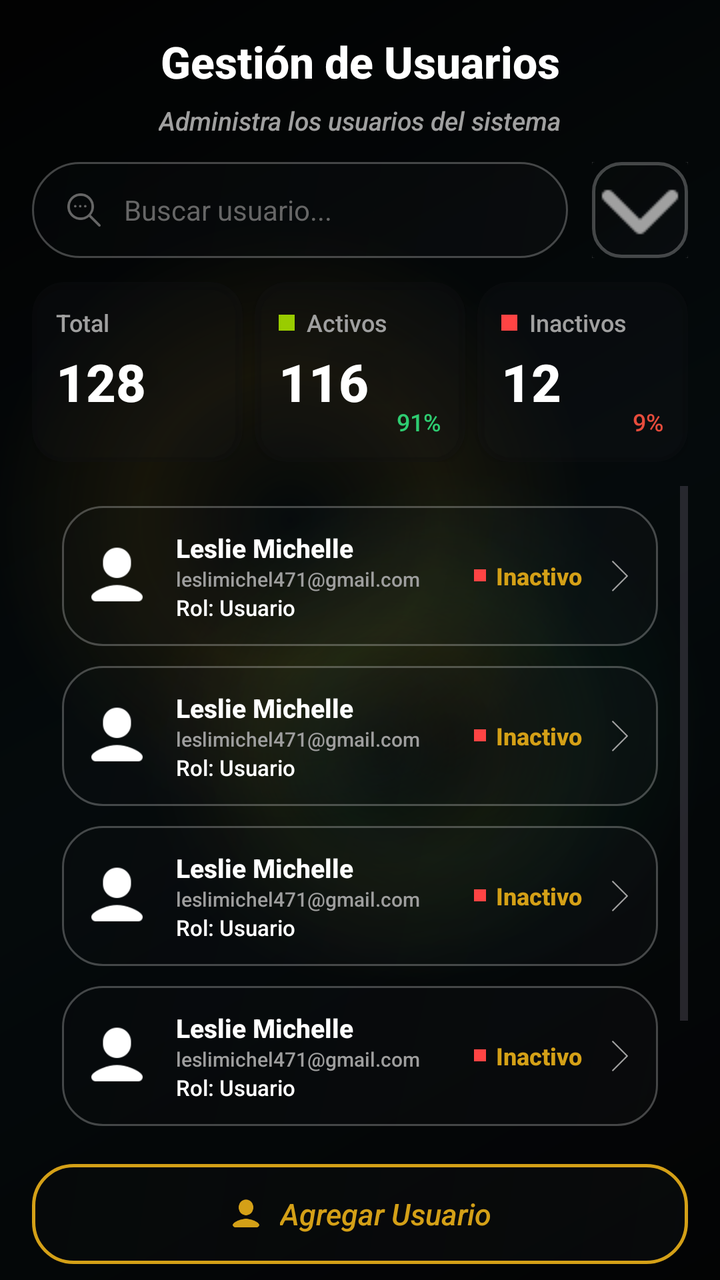
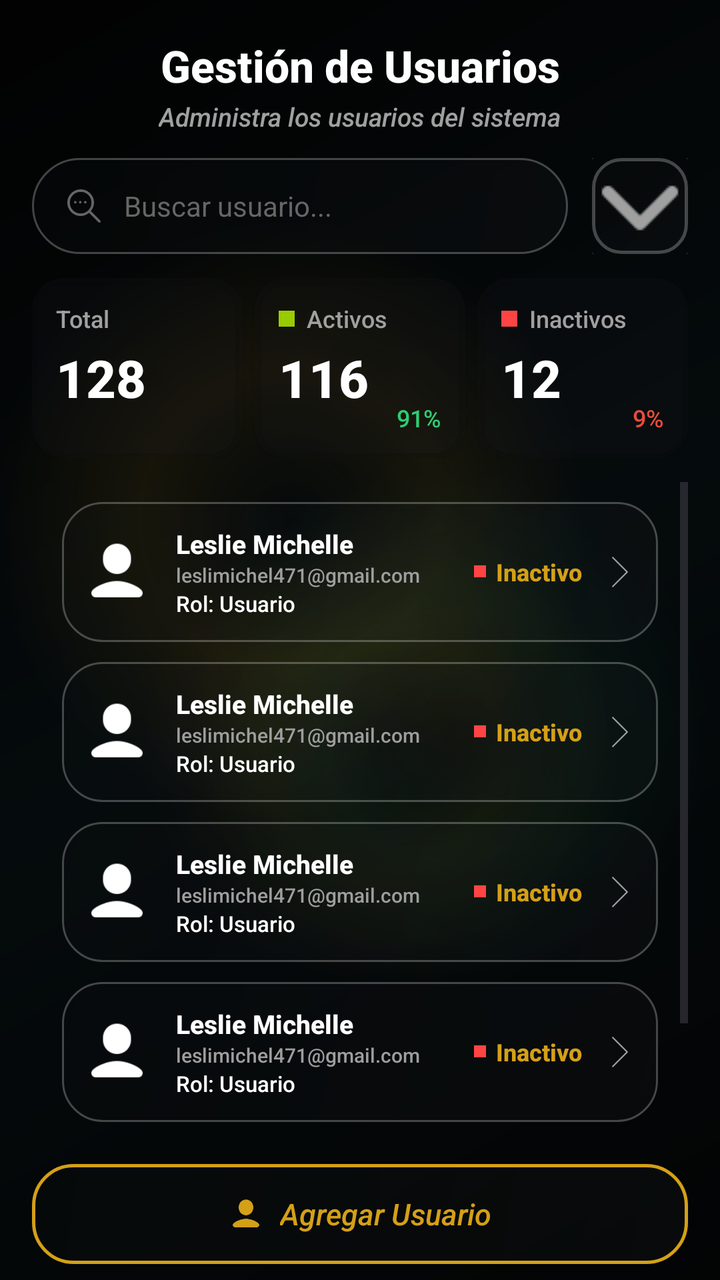

Screens rendered from an Android XML layout before and after an edit, with the pre-edit source and the edit as a unified diff.
<!-- AndroidManifest.xml: application theme Theme.AppKaaxPark -->
<!-- res/layout/activity_gestion_usuarios.xml -->
<?xml version="1.0" encoding="utf-8"?>
<androidx.constraintlayout.widget.ConstraintLayout
    xmlns:android="http://schemas.android.com/apk/res/android"
    xmlns:app="http://schemas.android.com/apk/res-auto"
    xmlns:tools="http://schemas.android.com/tools"
    android:layout_width="match_parent"
    android:layout_height="match_parent"
    android:paddingHorizontal="16dp"
    android:paddingTop="4dp"
    tools:context=".Admin.GestionUsuarios"
    android:background="@drawable/bg_screen_glass">

    <TextView
        android:id="@+id/lblTituloGestion"
        android:layout_width="wrap_content"
        android:layout_height="wrap_content"
        android:layout_marginTop="12dp"
        android:text="Gestión de Usuarios"
        android:textColor="#FFFFFF"
        android:textSize="22sp"
        android:textStyle="bold"
        app:layout_constraintEnd_toEndOf="parent"
        app:layout_constraintStart_toStartOf="parent"
        app:layout_constraintTop_toTopOf="parent" />

    <TextView
        android:id="@+id/lblSubtituloGestion"
        android:layout_width="wrap_content"
        android:layout_height="wrap_content"
        android:layout_marginTop="6dp"
        android:text="Administra los usuarios del sistema"
        android:textColor="#A0A0A0"
        android:textSize="13sp"
        android:textStyle="italic"
        app:layout_constraintEnd_toEndOf="parent"
        app:layout_constraintStart_toStartOf="parent"
        app:layout_constraintTop_toBottomOf="@id/lblTituloGestion" />

    <LinearLayout
        android:id="@+id/layoutBuscador"
        android:layout_width="0dp"
        android:layout_height="48dp"
        android:layout_marginTop="12dp"
        android:layout_marginEnd="12dp"
        android:background="@drawable/bg_buscador"
        android:gravity="center_vertical"
        android:orientation="horizontal"
        android:paddingHorizontal="16dp"
        app:layout_constraintEnd_toStartOf="@id/btnFiltro"
        app:layout_constraintStart_toStartOf="parent"
        app:layout_constraintTop_toBottomOf="@id/lblSubtituloGestion">

        <ImageView
            android:layout_width="20dp"
            android:layout_height="20dp"
            android:src="@drawable/icon_buscar"
            app:tint="#666666" />

        <EditText
            android:id="@+id/txtBuscarUsuario"
            android:layout_width="match_parent"
            android:layout_height="match_parent"
            android:layout_marginStart="10dp"
            android:background="@android:color/transparent"
            android:hint="Buscar usuario..."
            android:inputType="text"
            android:textColor="#FFFFFF"
            android:textColorHint="#666666"
            android:textSize="14sp"
            tools:ignore="Autofill" />
    </LinearLayout>

    <ImageButton
        android:id="@+id/btnFiltro"
        android:layout_width="48dp"
        android:layout_height="48dp"
        android:background="@drawable/bg_filtro_cuadrado"
        android:src="@drawable/icon_filtro"
        app:layout_constraintBottom_toBottomOf="@id/layoutBuscador"
        app:layout_constraintEnd_toEndOf="parent"
        app:layout_constraintTop_toTopOf="@id/layoutBuscador"
        app:tint="#A0A0A0"
        tools:ignore="ContentDescription" />

    <LinearLayout
        android:id="@+id/layoutContadores"
        android:layout_width="match_parent"
        android:layout_height="90dp"
        android:layout_marginTop="12dp"
        android:orientation="horizontal"
        app:layout_constraintTop_toBottomOf="@id/layoutBuscador">

        <androidx.cardview.widget.CardView
            android:layout_width="0dp"
            android:layout_height="match_parent"
            android:layout_weight="1"
            android:layout_marginEnd="4dp"
            app:cardBackgroundColor="@color/glass_surface"
            app:cardCornerRadius="16dp">
            <LinearLayout
                android:layout_width="match_parent"
                android:layout_height="match_parent"
                android:orientation="vertical"
                android:padding="12dp">
                <TextView
                    android:layout_width="wrap_content"
                    android:layout_height="wrap_content"
                    android:text="Total"
                    android:textColor="#A0A0A0"
                    android:textSize="12sp" />
                <TextView
                    android:id="@+id/lblTotalUsuarios"
                    android:layout_width="wrap_content"
                    android:layout_height="wrap_content"
                    android:layout_marginTop="4dp"
                    android:text="128"
                    android:textColor="#FFFFFF"
                    android:textSize="26sp"
                    android:textStyle="bold" />
            </LinearLayout>
        </androidx.cardview.widget.CardView>

        <androidx.cardview.widget.CardView
            android:layout_width="0dp"
            android:layout_height="match_parent"
            android:layout_weight="1"
            android:layout_marginHorizontal="2dp"
            app:cardBackgroundColor="@color/glass_surface"
            app:cardCornerRadius="16dp">
            <androidx.constraintlayout.widget.ConstraintLayout
                android:layout_width="match_parent"
                android:layout_height="match_parent"
                android:padding="12dp">

                <View
                    android:id="@+id/dotActivo"
                    android:layout_width="8dp"
                    android:layout_height="8dp"
                    android:background="@android:color/holo_green_light"
                    app:layout_constraintStart_toStartOf="parent"
                    app:layout_constraintTop_toTopOf="@id/tagActivos"
                    app:layout_constraintBottom_toBottomOf="@id/tagActivos"/>

                <TextView
                    android:id="@+id/tagActivos"
                    android:layout_width="wrap_content"
                    android:layout_height="wrap_content"
                    android:layout_marginStart="6dp"
                    android:text="Activos"
                    android:textColor="#A0A0A0"
                    android:textSize="12sp"
                    app:layout_constraintStart_toEndOf="@id/dotActivo"
                    app:layout_constraintTop_toTopOf="parent" />

                <TextView
                    android:id="@+id/lblUsuariosActivos"
                    android:layout_width="wrap_content"
                    android:layout_height="wrap_content"
                    android:layout_marginTop="4dp"
                    android:text="116"
                    android:textColor="#FFFFFF"
                    android:textSize="26sp"
                    android:textStyle="bold"
                    app:layout_constraintTop_toBottomOf="@id/tagActivos"
                    app:layout_constraintStart_toStartOf="parent" />

                <TextView
                    android:layout_width="wrap_content"
                    android:layout_height="wrap_content"
                    android:text="91%"
                    android:textColor="#2ECC71"
                    android:textSize="12sp"
                    app:layout_constraintBottom_toBottomOf="parent"
                    app:layout_constraintEnd_toEndOf="parent" />
            </androidx.constraintlayout.widget.ConstraintLayout>
        </androidx.cardview.widget.CardView>

        <androidx.cardview.widget.CardView
            android:layout_width="0dp"
            android:layout_height="match_parent"
            android:layout_weight="1"
            android:layout_marginStart="4dp"
            app:cardBackgroundColor="@color/glass_surface"
            app:cardCornerRadius="16dp">
            <androidx.constraintlayout.widget.ConstraintLayout
                android:layout_width="match_parent"
                android:layout_height="match_parent"
                android:padding="12dp">

                <View
                    android:id="@+id/dotInactivo"
                    android:layout_width="8dp"
                    android:layout_height="8dp"
                    android:background="@android:color/holo_red_light"
                    app:layout_constraintStart_toStartOf="parent"
                    app:layout_constraintTop_toTopOf="@id/tagInactivos"
                    app:layout_constraintBottom_toBottomOf="@id/tagInactivos"/>

                <TextView
                    android:id="@+id/tagInactivos"
                    android:layout_width="wrap_content"
                    android:layout_height="wrap_content"
                    android:layout_marginStart="6dp"
                    android:text="Inactivos"
                    android:textColor="#A0A0A0"
                    android:textSize="12sp"
                    app:layout_constraintStart_toEndOf="@id/dotInactivo"
                    app:layout_constraintTop_toTopOf="parent" />

                <TextView
                    android:id="@+id/lblUsuariosInactivos"
                    android:layout_width="wrap_content"
                    android:layout_height="wrap_content"
                    android:layout_marginTop="4dp"
                    android:text="12"
                    android:textColor="#FFFFFF"
                    android:textSize="26sp"
                    android:textStyle="bold"
                    app:layout_constraintTop_toBottomOf="@id/tagInactivos"
                    app:layout_constraintStart_toStartOf="parent" />

                <TextView
                    android:layout_width="wrap_content"
                    android:layout_height="wrap_content"
                    android:text="9%"
                    android:textColor="#E74C3C"
                    android:textSize="12sp"
                    app:layout_constraintBottom_toBottomOf="parent"
                    app:layout_constraintEnd_toEndOf="parent" />
            </androidx.constraintlayout.widget.ConstraintLayout>
        </androidx.cardview.widget.CardView>
    </LinearLayout>

    <ScrollView
        android:id="@+id/scrollUsuarios"
        android:layout_width="match_parent"
        android:layout_height="0dp"
        android:layout_marginTop="12dp"
        android:layout_marginBottom="12dp"
        app:layout_constraintTop_toBottomOf="@id/layoutContadores"
        app:layout_constraintBottom_toTopOf="@id/btnAgregarUsuario">

        <LinearLayout
            android:layout_width="match_parent"
            android:layout_height="wrap_content"
            android:orientation="vertical">

            <include layout="@layout/item_usuario"/>
            <include layout="@layout/item_usuario"/>
            <include layout="@layout/item_usuario"/>
            <include layout="@layout/item_usuario"/>
            <include layout="@layout/item_usuario"/>

        </LinearLayout>
    </ScrollView>

    <LinearLayout
        android:id="@+id/btnAgregarUsuario"
        android:layout_width="match_parent"
        android:layout_height="50dp"
        android:layout_marginBottom="8dp"
        android:background="@drawable/bg_boton_agregar_usuario"
        android:gravity="center"
        android:orientation="horizontal"
        android:clickable="true"
        android:focusable="true"
        app:layout_constraintBottom_toBottomOf="parent">

        <ImageView
            android:layout_width="18dp"
            android:layout_height="18dp"
            android:src="@drawable/icon_perfil"
            app:tint="#D4A017" />

        <TextView
            android:layout_width="wrap_content"
            android:layout_height="wrap_content"
            android:layout_marginStart="8dp"
            android:text="Agregar Usuario"
            android:textColor="#D4A017"
            android:textSize="15sp"
            android:textStyle="italic" />
    </LinearLayout>

</androidx.constraintlayout.widget.ConstraintLayout>
<!-- res/layout/item_usuario.xml (included above) -->
<?xml version="1.0" encoding="utf-8"?>
<LinearLayout
    xmlns:android="http://schemas.android.com/apk/res/android"
    android:layout_width="match_parent"
    android:layout_height="70dp"
    android:layout_marginStart="15dp"
    android:layout_marginEnd="15dp"
    android:layout_marginTop="10dp"
    android:background="@drawable/borde_negro"
    android:gravity="center_vertical"
    android:orientation="horizontal"
    android:padding="10dp">

    <ImageView
        android:id="@+id/imgUserAvatar"
        android:layout_width="35dp"
        android:layout_height="35dp"
        android:src="@drawable/icon_perfil"
        android:layout_gravity="center_vertical"/>

    <LinearLayout
        android:layout_width="0dp"
        android:layout_height="wrap_content"
        android:layout_weight="1"
        android:layout_marginStart="12dp"
        android:orientation="vertical">

        <TextView
            android:id="@+id/lblNombreUsuario"
            android:layout_width="wrap_content"
            android:layout_height="wrap_content"
            android:text="Leslie Michelle"
            android:textColor="#FFFFFF"
            android:textSize="13sp"
            android:textStyle="bold"/>

        <TextView
            android:id="@+id/lblCorreoUsuario"
            android:layout_width="wrap_content"
            android:layout_height="wrap_content"
            android:text="leslimichel471@gmail.com"
            android:textColor="#9E9E9E"
            android:textSize="10sp"/>

        <TextView
            android:id="@+id/lblRolTag"
            android:layout_width="wrap_content"
            android:layout_height="wrap_content"
            android:text="Rol: Usuario"
            android:textColor="#FFFFFF"
            android:textSize="11sp"/>

    </LinearLayout>

    <LinearLayout
        android:layout_width="wrap_content"
        android:layout_height="wrap_content"
        android:gravity="center"
        android:orientation="horizontal">

        <View
            android:id="@+id/dotEstadoFila"
            android:layout_width="6dp"
            android:layout_height="6dp"
            android:layout_marginEnd="5dp"
            android:background="@android:color/holo_red_light"/>

        <TextView
            android:id="@+id/lblEstadoTag"
            android:layout_width="wrap_content"
            android:layout_height="wrap_content"
            android:text="Inactivo"
            android:textColor="#D4A017"
            android:textSize="12sp"
            android:textStyle="bold"/>
    </LinearLayout>

    <ImageView
        android:id="@+id/imgFlechaIr"
        android:layout_width="18dp"
        android:layout_height="18dp"
        android:layout_marginStart="10dp"
        android:src="@drawable/icon_flecha"
        app:tint="#9E9E9E"
        xmlns:app="http://schemas.android.com/apk/res-auto"/>

</LinearLayout>
<!-- resources referenced by this layout -->
<resources>
  <color name="glass_surface">#33191D21</color>
  <!-- drawable bg_boton_agregar_usuario (drawable) -->
  <?xml version="1.0" encoding="utf-8"?>
  <shape xmlns:android="http://schemas.android.com/apk/res/android"
      android:shape="rectangle">
      <gradient
          android:angle="135"
          android:startColor="#33191D21"
          android:centerColor="#26171B1F"
          android:endColor="#20101214" />
      <stroke
          android:width="1.5dp"
          android:color="@color/gold_primary" />
      <corners android:radius="20dp" />
  </shape>
  <!-- drawable bg_buscador (drawable) -->
  <?xml version="1.0" encoding="utf-8"?>
  <shape xmlns:android="http://schemas.android.com/apk/res/android"
      android:shape="rectangle">
      <gradient
          android:angle="135"
          android:startColor="#33191D21"
          android:centerColor="#26171B1F"
          android:endColor="#20101214" />
      <stroke
          android:width="1dp"
          android:color="@color/glass_border" />
      <corners android:radius="24dp" />
  </shape>
  <!-- drawable bg_filtro_cuadrado (drawable) -->
  <?xml version="1.0" encoding="utf-8"?>
  <shape xmlns:android="http://schemas.android.com/apk/res/android"
      android:shape="rectangle">
      <gradient
          android:angle="135"
          android:startColor="#33191D21"
          android:centerColor="#26171B1F"
          android:endColor="#20101214" />
      <stroke
          android:width="1.5dp"
          android:color="@color/glass_border" />
      <corners android:radius="14dp" />
  </shape>
  <!-- drawable borde_negro (drawable) -->
  <?xml version="1.0" encoding="utf-8"?>
  <shape xmlns:android="http://schemas.android.com/apk/res/android">
      <gradient
          android:angle="135"
          android:startColor="#33181C20"
          android:centerColor="#2A161A1E"
          android:endColor="#22101214" />
      <stroke
          android:width="1dp"
          android:color="@color/glass_border" />
      <corners android:radius="20dp" />
  </shape>
  <style name="Theme.AppKaaxPark" parent="Base.Theme.AppKaaxPark" />
  <color name="gold_primary">#D4A017</color>
  <color name="glass_border">#40FFFFFF</color>
  <color name="glass_scrim">#66000000</color>
  <color name="black">#FF000000</color>
  <color name="gold_secondary">#E5A93C</color>
  <color name="gold_light">#F0C24B</color>
  <color name="white">#FFFFFFFF</color>
  <color name="glass_surface_soft">#22191D21</color>
  <style name="Widget.AppKaaxPark.TextView" parent="@android:style/Widget.TextView">
          <item name="android:fontFamily">sans-serif-medium</item>
      </style>
  <style name="Widget.AppKaaxPark.EditText" parent="@android:style/Widget.EditText">
          <item name="android:fontFamily">sans-serif-medium</item>
      </style>
  <style name="Widget.AppKaaxPark.Button" parent="@android:style/Widget.Button">
          <item name="android:fontFamily">sans-serif-medium</item>
          <item name="android:letterSpacing">0.02</item>
      </style>
  <!-- unchanged entries left out for length: 6 -->
</resources>

<!-- the commit's change to res/layout/activity_gestion_usuarios.xml (unified diff, before → after) -->
@@ -14,7 +14,7 @@
         android:id="@+id/lblTituloGestion"
         android:layout_width="wrap_content"
         android:layout_height="wrap_content"
-        android:layout_marginTop="12dp"
+        android:layout_marginTop="14dp"
         android:text="Gestión de Usuarios"
         android:textColor="#FFFFFF"
         android:textSize="22sp"
@@ -27,7 +27,7 @@
         android:id="@+id/lblSubtituloGestion"
         android:layout_width="wrap_content"
         android:layout_height="wrap_content"
-        android:layout_marginTop="6dp"
+        android:layout_marginTop="2dp"
         android:text="Administra los usuarios del sistema"
         android:textColor="#A0A0A0"
         android:textSize="13sp"
